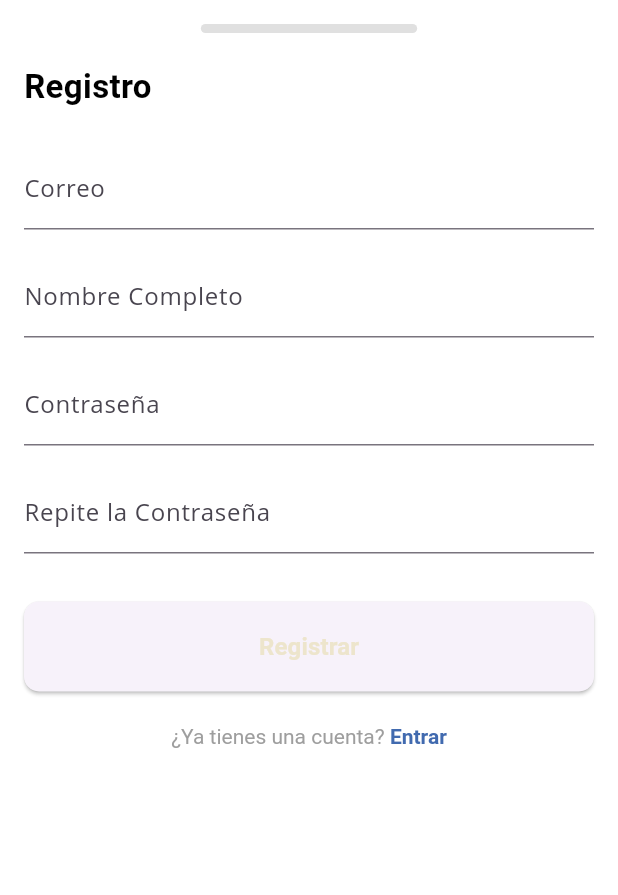
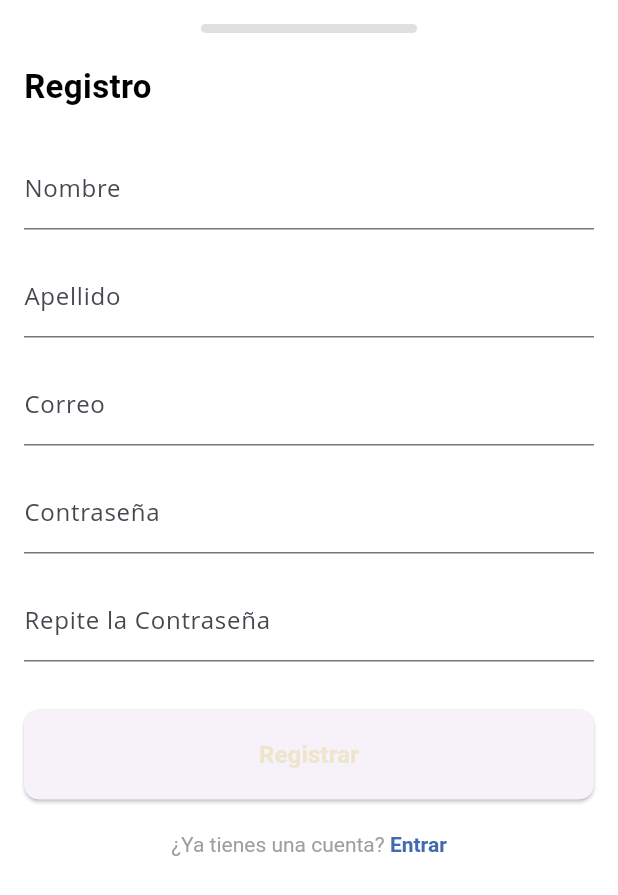
Before and after one commit to ArturoSojo/servicios_ya_ve, a Flutter app: the RegisterModal widget shown alone on an empty page, opened directly, on a phone screen of 412 x 824 dp. Shown: the top 895 px of the screen. Run offline on Flutter 3.47's test engine with Material 3 defaults, Android fonts, the light colour scheme and no system bars; our stand-ins replace flutter_svg, mask_text_input_formatter; Roboto replaces fonts that are missing (Open Sans, inter).

Commit message:
REGISTER

```diff
--- a/lib/views/widgets/modals/register_modal.dart
+++ b/lib/views/widgets/modals/register_modal.dart
@@ -2,6 +2,10 @@ import 'package:flutter/material.dart';
 import 'package:servicios_ya_ve/views/screens/page_switcher.dart';
 import 'package:servicios_ya_ve/views/utils/AppColor.dart';
 import 'package:servicios_ya_ve/views/widgets/modals/login_modal.dart';
+import 'package:mask_text_input_formatter/mask_text_input_formatter.dart';
+
+List<String> typesDocs = ["V", "E", "J", "P"];
+List<String> typesPhones = ["412", "414", "416", "424", "426", "212"];
 
 class RegisterModal extends StatelessWidget {
   final _formKey = GlobalKey<FormState>();
@@ -9,6 +13,26 @@ class RegisterModal extends StatelessWidget {
   final _fullNameController = TextEditingController();
   final _passwordController = TextEditingController();
   final _confirmPasswordController = TextEditingController();
+
+  String type_doc = typesDocs.first;
+  String code_phone = typesPhones.first;
+
+  var maskFormatter = MaskTextInputFormatter(
+      mask: '###-####',
+      filter: {"#": RegExp(r'[0-9]')},
+      type: MaskAutoCompletionType.lazy);
+
+  @override
+  void initState() {
+    // emailController.text = MyUtils.profile!.emailDeflt!;
+
+    getDefaultData();
+
+    // Inicialmente, mostramos todas las preguntas
+  }
+
+  getDefaultData() async {}
+
   @override
   Widget build(BuildContext context) {
     return Wrap(
@@ -56,18 +80,26 @@ class RegisterModal extends StatelessWidget {
                 child: Column(
                   children: [
                     TextFormField(
-                      controller: _emailController,
+                      controller: _fullNameController,
                       decoration: const InputDecoration(
-                        labelText: 'Correo',
-                        hintText: 'tucorreo@email.com',
+                        labelText: 'Nombre ',
+                        hintText: 'Tu nombre',
                       ),
                     ),
                     const SizedBox(height: 16),
                     TextFormField(
                       controller: _fullNameController,
                       decoration: const InputDecoration(
-                        labelText: 'Nombre Completo',
-                        hintText: 'Tu nombre completo',
+                        labelText: 'Apellido ',
+                        hintText: 'Tu apellido',
+                      ),
+                    ),
+                    const SizedBox(height: 16),
+                    TextFormField(
+                      controller: _emailController,
+                      decoration: const InputDecoration(
+                        labelText: 'Correo',
+                        hintText: 'tucorreo@email.com',
                       ),
                     ),
                     const SizedBox(height: 16),
```
Also changed, not shown: lib/views/screens/auth/welcome_page.dart (+11 -9 lines), pubspec.yaml (+5 -4 lines), pubspec.lock.
